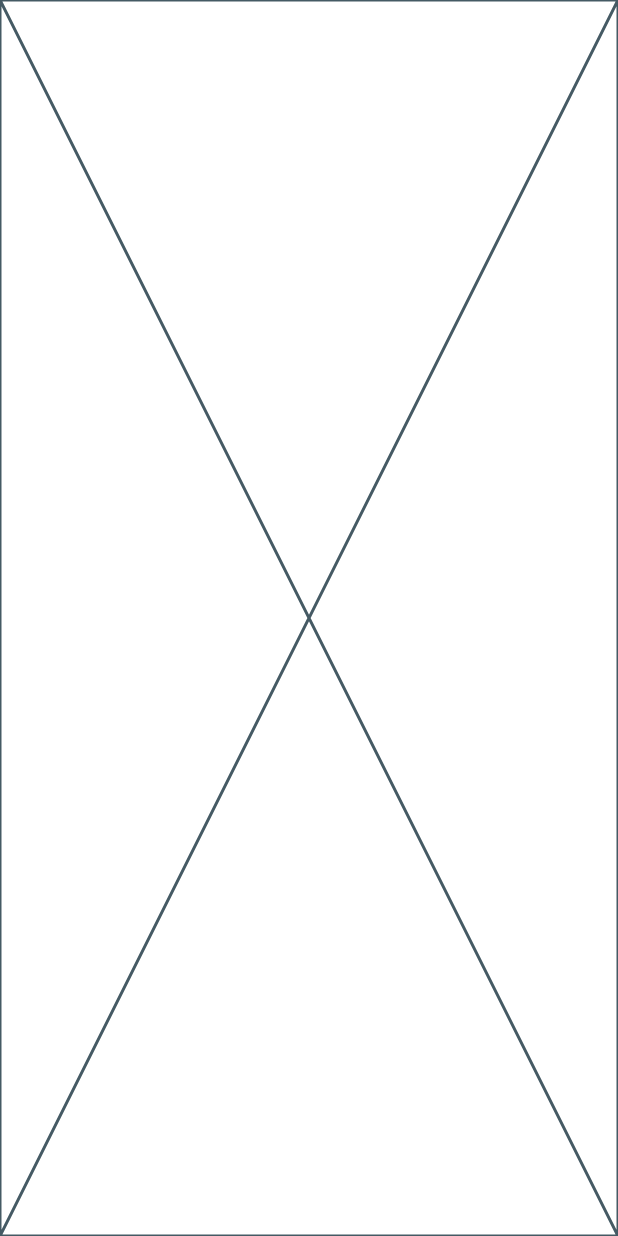
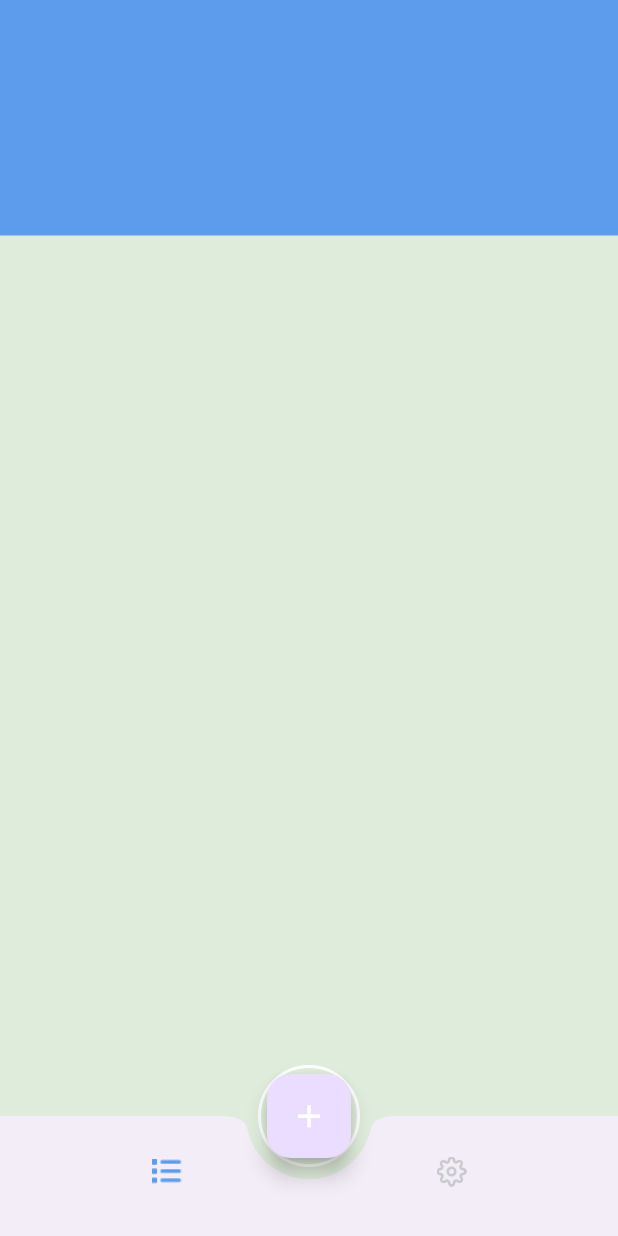
Before and after one commit to mohamedmousa1152003/To_Do, a Flutter app: the screen it shows after launch, on a phone screen of 412 x 824 dp. Run offline on Flutter 3.47's test engine with Material 3 defaults, Android fonts, the phone set to English and light mode, and no system bars; our stand-ins replace google_fonts.

Commit message:
bottom navigation Bar

```diff
--- a/lib/core/theme.dart
+++ b/lib/core/theme.dart
@@ -4,6 +4,7 @@ import 'package:google_fonts/google_fonts.dart';
 class ThemeApplication {
   static ThemeData light = ThemeData(
       primaryColor: const Color(0xFF5D9CEC),
+      scaffoldBackgroundColor: const Color(0xFFDFECDB),
       textTheme: TextTheme(
         // font with appBar
         titleLarge: GoogleFonts.poppins(
@@ -29,6 +30,23 @@ class ThemeApplication {
             fontWeight: FontWeight.bold,
             color: Colors.black,
           ),
+        ),
+      ),
+      bottomNavigationBarTheme: const BottomNavigationBarThemeData(
+        showSelectedLabels: false,
+        showUnselectedLabels: false,
+        type: BottomNavigationBarType.fixed,
+        backgroundColor: Colors.transparent,
+        elevation: 0,
+        selectedItemColor: Color(0xFF5D9CEC),
+        selectedIconTheme: IconThemeData(
+          color: Color(0xFF5D9CEC),
+          size: 20,
+        ),
+        unselectedItemColor: Color(0xFFC8C9CB),
+        unselectedIconTheme: IconThemeData(
+          color: Color(0xFFC8C9CB),
+          size: 20,
         ),
       ));
 
--- a/lib/main.dart
+++ b/lib/main.dart
@@ -1,6 +1,8 @@
 import 'package:flutter/material.dart';
 import 'package:to_do_final/pages/home_layout/bottom_navigation.dart';
 import 'package:to_do_final/pages/splash.dart';
+
+import 'core/theme.dart';
 
 void main() {
   runApp(const MyApp());
@@ -15,13 +17,13 @@ class MyApp extends StatelessWidget {
     return MaterialApp(
       title: 'Flutter To Do',
       debugShowCheckedModeBanner: false,
+      theme: ThemeApplication.light,
       initialRoute: Splash.routeName,
       routes: {
         Splash.routeName: (context) => const Splash(),
-        HomeLayout.routeName: (context) => const HomeLayout(),
+        HomeLayout.routeName: (context) => HomeLayout(),
       },
       home: Splash(),
-
     );
   }
 }
--- /dev/null
+++ b/lib/pages/home/home_view.dart
@@ -0,0 +1,15 @@
+import 'package:flutter/material.dart';
+
+class HomeScreen extends StatelessWidget {
+  const HomeScreen({super.key});
+
+  @override
+  Widget build(BuildContext context) {
+    var theme = Theme.of(context);
+    return Container(
+      height: 157,
+      width: double.infinity,
+      color: theme.primaryColor,
+    );
+  }
+}
--- a/lib/pages/home_layout/bottom_navigation.dart
+++ b/lib/pages/home_layout/bottom_navigation.dart
@@ -1,12 +1,82 @@
 import 'package:flutter/material.dart';
+import 'package:to_do_final/pages/home/home_view.dart';
+import 'package:to_do_final/pages/setting/setting_View.dart';
 
-class HomeLayout extends StatelessWidget {
+import 'bottom_sheet_widget.dart';
+
+class HomeLayout extends StatefulWidget {
   static String routeName = "HomeLayout";
 
-  const HomeLayout({super.key});
+  HomeLayout({super.key});
+
+  @override
+  State<HomeLayout> createState() => _HomeLayoutState();
+}
+
+class _HomeLayoutState extends State<HomeLayout> {
+  int screenIndex = 0;
 
   @override
   Widget build(BuildContext context) {
-    return const Placeholder();
+    var theme = Theme.of(context);
+    List<Widget> screen = [
+      const HomeScreen(),
+      const Setting(),
+    ];
+    return Scaffold(
+      body: screen[screenIndex],
+      floatingActionButton: Container(
+        padding: const EdgeInsets.all(4),
+        decoration: BoxDecoration(
+          border: Border.all(
+            color: Colors.white,
+            width: 2,
+          ),
+          shape: BoxShape.circle,
+        ),
+        child: FloatingActionButton(
+          onPressed: () {
+            showAddTaskBottomSheet();
+          },
+          child: const Icon(
+            Icons.add,
+            size: 25,
+            color: Colors.white,
+          ),
+        ),
+      ),
+      floatingActionButtonLocation: FloatingActionButtonLocation.centerDocked,
+      extendBody: true,
+      bottomNavigationBar: BottomAppBar(
+        shape: const CircularNotchedRectangle(),
+        notchMargin: 8,
+        child: BottomNavigationBar(
+            onTap: (value) {
+              screenIndex = value;
+              setState(() {});
+            },
+            currentIndex: screenIndex,
+            items: const [
+              BottomNavigationBarItem(
+                  icon: ImageIcon(AssetImage("assets/Icon awesome-list.png")),
+                  label: "Home"),
+              BottomNavigationBarItem(
+                  icon:
+                      ImageIcon(AssetImage("assets/Icon feather-settings.png")),
+                  label: "Setting"),
+            ]),
+      ),
+    );
+  }
+
+  void showAddTaskBottomSheet() {
+    showModalBottomSheet(
+      context: context,
+      shape: const RoundedRectangleBorder(
+        borderRadius: BorderRadius.only(
+            topRight: Radius.circular(25), topLeft: Radius.circular(25)),
+      ),
+      builder: (context) => const BottomSheetWidget(),
+    );
   }
 }
--- /dev/null
+++ b/lib/pages/home_layout/bottom_sheet_widget.dart
@@ -0,0 +1,10 @@
+import 'package:flutter/material.dart';
+
+class BottomSheetWidget extends StatelessWidget {
+  const BottomSheetWidget({super.key});
+
+  @override
+  Widget build(BuildContext context) {
+    return const Placeholder();
+  }
+}
--- /dev/null
+++ b/lib/pages/setting/setting_View.dart
@@ -0,0 +1,12 @@
+import 'package:flutter/material.dart';
+
+class Setting extends StatelessWidget {
+  const Setting({super.key});
+
+  @override
+  Widget build(BuildContext context) {
+    return const Placeholder(
+      color: Colors.lightBlueAccent,
+    );
+  }
+}
```
Also changed, not shown: 1 other file.
